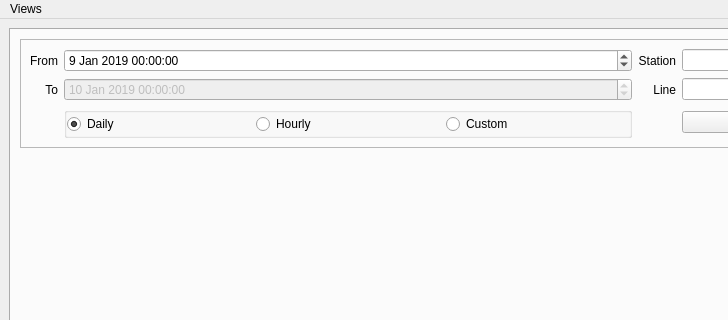
skyzh/Meteor, file src/mainwindow.ui: the form before one commit; both pictures show x 0 to 728 and y 0 to 320 of the 1280 by 720 pixel window.
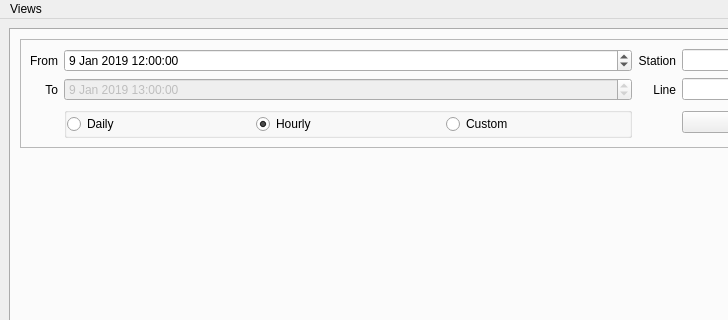
The form after the commit. The open tabs and pages were chosen to show the change.

Patch:
```diff
--- a/src/mainwindow.ui
+++ b/src/mainwindow.ui
@@ -123,7 +123,7 @@
                  <string>Daily</string>
                 </property>
                 <property name="checked">
-                 <bool>true</bool>
+                 <bool>false</bool>
                 </property>
                </widget>
               </item>
@@ -133,7 +133,7 @@
                  <string>Hourly</string>
                 </property>
                 <property name="checked">
-                 <bool>false</bool>
+                 <bool>true</bool>
                 </property>
                </widget>
               </item>
@@ -160,12 +160,12 @@
              </property>
              <property name="dateTime">
               <datetime>
-               <hour>0</hour>
+               <hour>13</hour>
                <minute>0</minute>
                <second>0</second>
                <year>2019</year>
                <month>1</month>
-               <day>10</day>
+               <day>9</day>
               </datetime>
              </property>
             </widget>
@@ -190,7 +190,7 @@
              </property>
              <property name="dateTime">
               <datetime>
-               <hour>0</hour>
+               <hour>12</hour>
                <minute>0</minute>
                <second>0</second>
                <year>2019</year>
```
Left out of the diff: 92 changed lines with no effect on the pictures.
